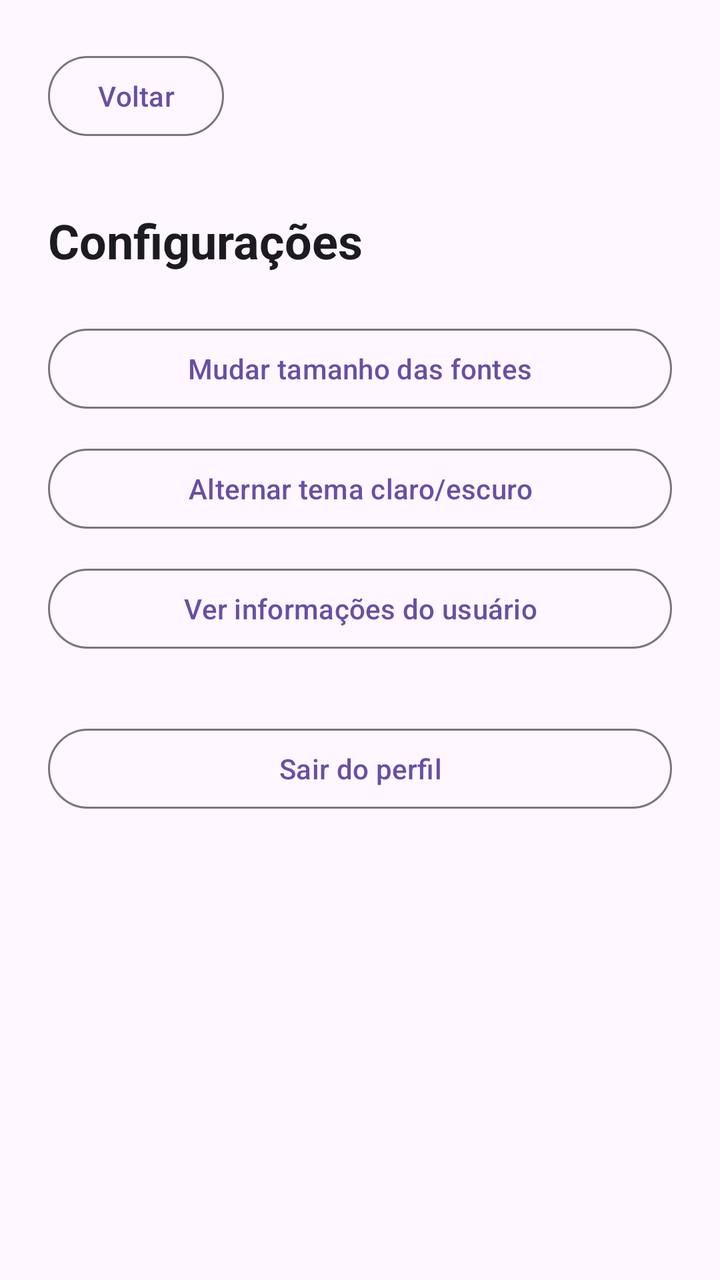
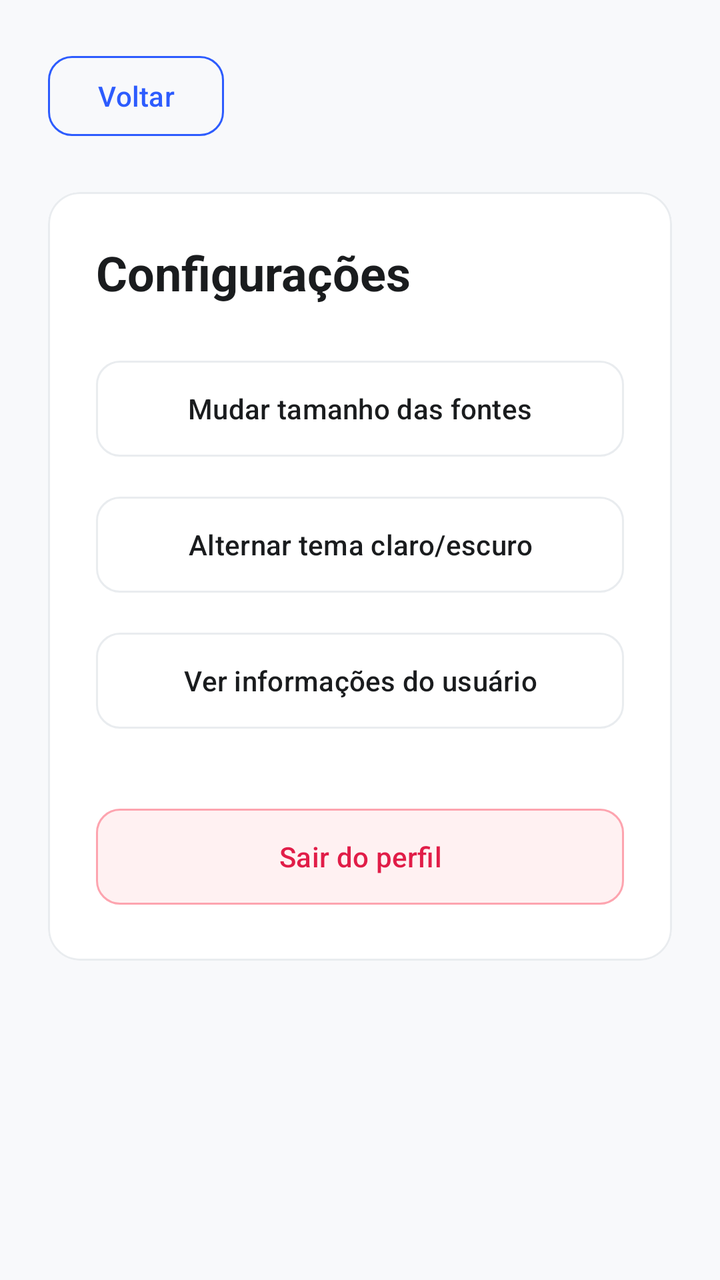

Compare the two renders of this Android layout. The source of the first and the diff that turns it into the second are given below.
<!-- AndroidManifest.xml: application theme Theme.TCC -->
<!-- res/layout/configuracoes.xml -->
<?xml version="1.0" encoding="utf-8"?>
<ScrollView xmlns:android="http://schemas.android.com/apk/res/android"
    android:layout_width="match_parent"
    android:layout_height="match_parent"
    android:fillViewport="true">

    <LinearLayout
        android:layout_width="match_parent"
        android:layout_height="wrap_content"
        android:orientation="vertical"
        android:padding="24dp">

        <Button
            android:id="@+id/btnVoltar"
            style="?attr/materialButtonOutlinedStyle"
            android:layout_width="wrap_content"
            android:layout_height="wrap_content"
            android:text="@string/voltar"
            android:textAllCaps="false" />

        <TextView
            android:layout_width="match_parent"
            android:layout_height="wrap_content"
            android:layout_marginTop="32dp"
            android:text="@string/configuracoes"
            android:textAppearance="?attr/textAppearanceHeadlineSmall"
            android:textStyle="bold" />

        <Button
            android:id="@+id/btnMudarTamanhoFonte"
            style="?attr/materialButtonOutlinedStyle"
            android:layout_width="match_parent"
            android:layout_height="wrap_content"
            android:layout_marginTop="24dp"
            android:text="@string/mudar_tamanho_fontes"
            android:textAllCaps="false" />

        <Button
            android:id="@+id/btnMudarTema"
            style="?attr/materialButtonOutlinedStyle"
            android:layout_width="match_parent"
            android:layout_height="wrap_content"
            android:layout_marginTop="12dp"
            android:text="@string/mudar_tema"
            android:textAllCaps="false" />

        <Button
            android:id="@+id/btnVerInfoUsuario"
            style="?attr/materialButtonOutlinedStyle"
            android:layout_width="match_parent"
            android:layout_height="wrap_content"
            android:layout_marginTop="12dp"
            android:text="@string/ver_informacoes_usuario"
            android:textAllCaps="false" />

        <Button
            android:id="@+id/btnSairPerfil"
            style="?attr/materialButtonOutlinedStyle"
            android:layout_width="match_parent"
            android:layout_height="wrap_content"
            android:layout_marginTop="32dp"
            android:text="@string/sair_do_perfil"
            android:textAllCaps="false" />

    </LinearLayout>
</ScrollView>
<!-- resources referenced by this layout -->
<resources>
  <string name="configuracoes">Configurações</string>
  <string name="mudar_tamanho_fontes">Mudar tamanho das fontes</string>
  <string name="mudar_tema">Alternar tema claro/escuro</string>
  <string name="sair_do_perfil">Sair do perfil</string>
  <string name="ver_informacoes_usuario">Ver informações do usuário</string>
  <string name="voltar">Voltar</string>
  <style name="Theme.TCC" parent="Base.Theme.TCC" />
  <style name="Base.Theme.TCC" parent="Theme.Material3.DayNight.NoActionBar">
          
          
      </style>
</resources>

<!-- the commit's change to res/layout/configuracoes.xml (unified diff, before → after) -->
@@ -1,7 +1,9 @@
 <?xml version="1.0" encoding="utf-8"?>
 <ScrollView xmlns:android="http://schemas.android.com/apk/res/android"
+    xmlns:app="http://schemas.android.com/apk/res-auto"
     android:layout_width="match_parent"
     android:layout_height="match_parent"
+    android:background="@color/background_light"
     android:fillViewport="true">
 
     <LinearLayout
@@ -16,51 +18,87 @@
             android:layout_width="wrap_content"
             android:layout_height="wrap_content"
             android:text="@string/voltar"
-            android:textAllCaps="false" />
+            android:textAllCaps="false"
+            android:textColor="@color/primary_blue"
+            app:cornerRadius="12dp"
+            app:strokeColor="@color/primary_blue" />
 
-        <TextView
-            android:layout_width="match_parent"
-            android:layout_height="wrap_content"
-            android:layout_marginTop="32dp"
-            android:text="@string/configuracoes"
-            android:textAppearance="?attr/textAppearanceHeadlineSmall"
-            android:textStyle="bold" />
-
-        <Button
-            android:id="@+id/btnMudarTamanhoFonte"
-            style="?attr/materialButtonOutlinedStyle"
+        <com.google.android.material.card.MaterialCardView
             android:layout_width="match_parent"
             android:layout_height="wrap_content"
             android:layout_marginTop="24dp"
-            android:text="@string/mudar_tamanho_fontes"
-            android:textAllCaps="false" />
+            app:cardBackgroundColor="@color/white"
+            app:cardCornerRadius="16dp"
+            app:cardElevation="0dp"
+            app:strokeColor="@color/border_color"
+            app:strokeWidth="1dp">
 
-        <Button
-            android:id="@+id/btnMudarTema"
-            style="?attr/materialButtonOutlinedStyle"
-            android:layout_width="match_parent"
-            android:layout_height="wrap_content"
-            android:layout_marginTop="12dp"
-            android:text="@string/mudar_tema"
-            android:textAllCaps="false" />
+            <LinearLayout
+                android:layout_width="match_parent"
+                android:layout_height="wrap_content"
+                android:orientation="vertical"
+                android:padding="24dp">
 
-        <Button
-            android:id="@+id/btnVerInfoUsuario"
-            style="?attr/materialButtonOutlinedStyle"
-            android:layout_width="match_parent"
-            android:layout_height="wrap_content"
-            android:layout_marginTop="12dp"
-            android:text="@string/ver_informacoes_usuario"
-            android:textAllCaps="false" />
+                <TextView
+                    android:layout_width="match_parent"
+                    android:layout_height="wrap_content"
+                    android:text="@string/configuracoes"
+                    android:textAppearance="?attr/textAppearanceHeadlineSmall"
+                    android:textColor="@color/text_primary"
+                    android:textStyle="bold" />
 
-        <Button
-            android:id="@+id/btnSairPerfil"
-            style="?attr/materialButtonOutlinedStyle"
-            android:layout_width="match_parent"
-            android:layout_height="wrap_content"
-            android:layout_marginTop="32dp"
-            android:text="@string/sair_do_perfil"
-            android:textAllCaps="false" />
+                <Button
+                    android:id="@+id/btnMudarTamanhoFonte"
+                    style="?attr/materialButtonOutlinedStyle"
+                    android:layout_width="match_parent"
+                    android:layout_height="56dp"
+                    android:layout_marginTop="24dp"
+                    android:text="@string/mudar_tamanho_fontes"
+                    android:textAllCaps="false"
+                    android:textColor="@color/text_primary"
+                    app:cornerRadius="12dp"
+                    app:strokeColor="@color/border_color" />
+
+                <Button
+                    android:id="@+id/btnMudarTema"
+                    style="?attr/materialButtonOutlinedStyle"
+                    android:layout_width="match_parent"
+                    android:layout_height="56dp"
+                    android:layout_marginTop="12dp"
+                    android:text="@string/mudar_tema"
+                    android:textAllCaps="false"
+                    android:textColor="@color/text_primary"
+                    app:cornerRadius="12dp"
+                    app:strokeColor="@color/border_color" />
+
+                <Button
+                    android:id="@+id/btnVerInfoUsuario"
+                    style="?attr/materialButtonOutlinedStyle"
+                    android:layout_width="match_parent"
+                    android:layout_height="56dp"
+                    android:layout_marginTop="12dp"
+                    android:text="@string/ver_informacoes_usuario"
+                    android:textAllCaps="false"
+                    android:textColor="@color/text_primary"
+                    app:cornerRadius="12dp"
+                    app:strokeColor="@color/border_color" />
+
+                <Button
+                    android:id="@+id/btnSairPerfil"
+                    android:layout_width="match_parent"
+                    android:layout_height="56dp"
+                    android:layout_marginTop="32dp"
+                    android:backgroundTint="#FFF1F2"
+                    android:text="@string/sair_do_perfil"
+                    android:textAllCaps="false"
+                    android:textColor="#E11D48"
+                    app:cornerRadius="12dp"
+                    app:strokeColor="#FDA4AF"
+                    app:strokeWidth="1dp"
+                    style="@style/Widget.Material3.Button.TextButton"/>
+
+            </LinearLayout>
+        </com.google.android.material.card.MaterialCardView>
 
     </LinearLayout>
 </ScrollView>
<!-- resource entries referenced after the edit -->
@@ -1,5 +1,10 @@
 <!-- resources referenced by this layout -->
 <resources>
+  <color name="background_light">#F8F9FB</color>
+  <color name="border_color">#E9ECEF</color>
+  <color name="primary_blue">#2D5CFE</color>
+  <color name="text_primary">#1A1C1E</color>
+  <color name="white">#FFFFFFFF</color>
   <string name="configuracoes">Configurações</string>
   <string name="mudar_tamanho_fontes">Mudar tamanho das fontes</string>
   <string name="mudar_tema">Alternar tema claro/escuro</string>
@@ -7,9 +12,19 @@
   <string name="ver_informacoes_usuario">Ver informações do usuário</string>
   <string name="voltar">Voltar</string>
   <style name="Theme.TCC" parent="Base.Theme.TCC" />
-  <style name="Base.Theme.TCC" parent="Theme.Material3.DayNight.NoActionBar">
+  <style name="Base.Theme.TCC" parent="Theme.Material3.Light.NoActionBar">
           
+          <item name="colorPrimary">@color/primary_blue</item>
+          <item name="colorOnPrimary">@color/white</item>
+          <item name="colorSecondary">@color/accent_green</item>
+          <item name="colorOnSecondary">@color/white</item>
+          <item name="android:windowBackground">@color/background_light</item>
+  
           
+          <item name="android:textColorPrimary">@color/text_primary</item>
+          <item name="android:textColorSecondary">@color/text_secondary</item>
       </style>
+  <color name="accent_green">#10B981</color>
+  <color name="text_secondary">#6C757D</color>
 </resources>
 
